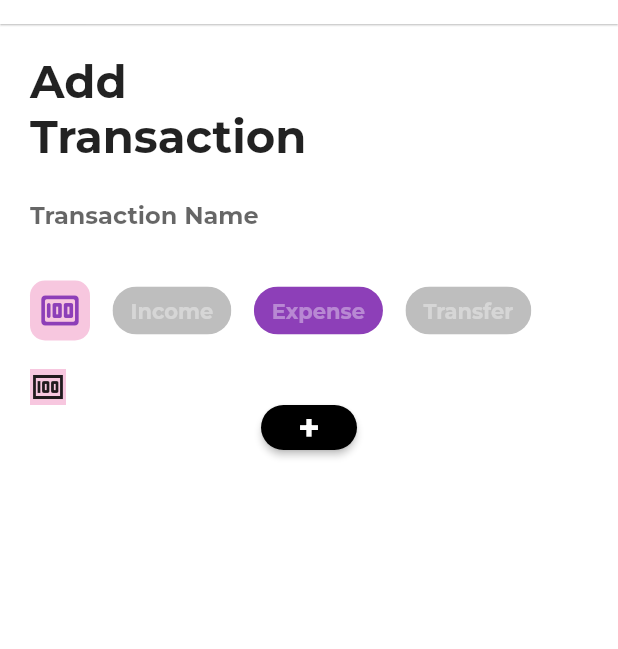
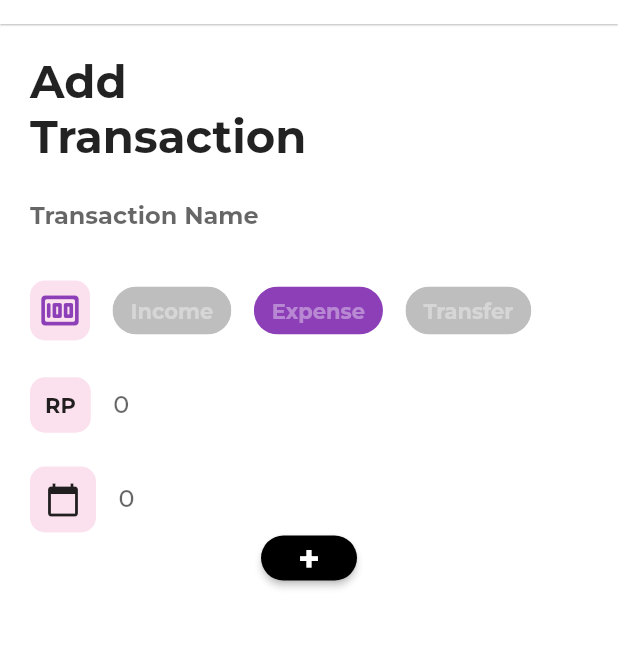
Before and after one commit to mjudianto/VLLET, a Flutter app: the AddTransaction screen opened directly, on a phone screen of 412 x 824 dp, the part 60-709 px from its top. Run offline on Flutter 3.47's test engine with Material 2 defaults, Android fonts, the phone set to English and light mode, and no system bars.

Commit message:
tampilan addtransaction

```diff
--- a/lib/pages/addtransaction.dart
+++ b/lib/pages/addtransaction.dart
@@ -1,4 +1,5 @@
 import 'package:flutter/material.dart';
+import 'package:flutter/services.dart';
 
 class AddTransaction extends StatefulWidget {
   AddTransaction({Key? key}) : super(key: key);
@@ -55,7 +56,7 @@ class _AddTransactionState extends State<AddTransaction> {
               children: [
                 Container(
                   decoration: BoxDecoration(
-                    color: Color.fromARGB(255, 247, 199, 223),
+                    color: Color.fromARGB(255, 251, 225, 238),
                     borderRadius: BorderRadius.circular(10.0),
                   ),
                   padding: EdgeInsets.all(
@@ -117,12 +118,76 @@ class _AddTransactionState extends State<AddTransaction> {
               children: [
                 Container(
                   decoration: BoxDecoration(
-                    color: Color.fromARGB(255, 247, 199, 223),
+                    color: Color.fromARGB(255, 251, 225, 238),
+                    borderRadius: BorderRadius.circular(10.0),
+                  ),
+                  padding: EdgeInsets.all(
+                    10.0,
+                  ),
+                  child: Text(
+                    "RP",
+                    style: TextStyle(
+                      fontWeight: FontWeight.bold,
+                    ),
+                  ),
+                ),
+                SizedBox(
+                  width: 15.0,
+                ),
+                Expanded(
+                  child: TextField(
+                    decoration: InputDecoration(
+                      hintText: "0",
+                      border: InputBorder.none,
+                    ),
+                    style: TextStyle(
+                      fontWeight: FontWeight.w500,
+                      color: Colors.black,
+                    ),
+                    inputFormatters: [
+                      FilteringTextInputFormatter.digitsOnly,
+                    ],
+                    keyboardType: TextInputType.number,
+                  ),
+                )
+              ],
+            ),
+            SizedBox(
+              height: 15.0,
+            ),
+            Row(
+              children: [
+                Container(
+                  decoration: BoxDecoration(
+                    color: Color.fromARGB(255, 251, 225, 238),
+                    borderRadius: BorderRadius.circular(10.0),
+                  ),
+                  padding: EdgeInsets.all(
+                    10.0,
                   ),
                   child: Icon(
-                    Icons.money,
+                    Icons.calendar_today,
                   ),
                 ),
+                SizedBox(
+                  width: 15.0,
+                ),
+                Expanded(
+                  child: TextField(
+                    decoration: InputDecoration(
+                      hintText: "0",
+                      border: InputBorder.none,
+                    ),
+                    style: TextStyle(
+                      fontWeight: FontWeight.w500,
+                      color: Colors.black,
+                    ),
+                    inputFormatters: [
+                      FilteringTextInputFormatter.digitsOnly,
+                    ],
+                    keyboardType: TextInputType.number,
+                  ),
+                )
               ],
             ),
             Container(
```
Also changed, not shown: lib/pages/accounts.dart (+4 -8 lines), lib/pages/register.dart (+9 -10 lines).
